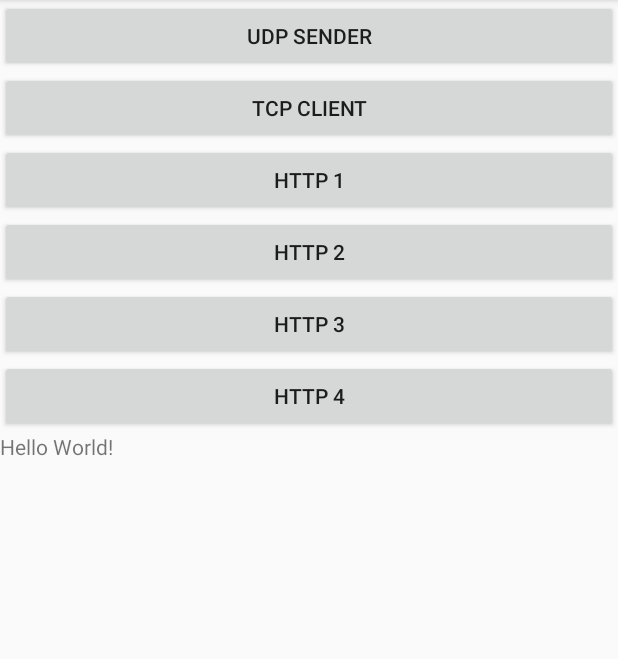
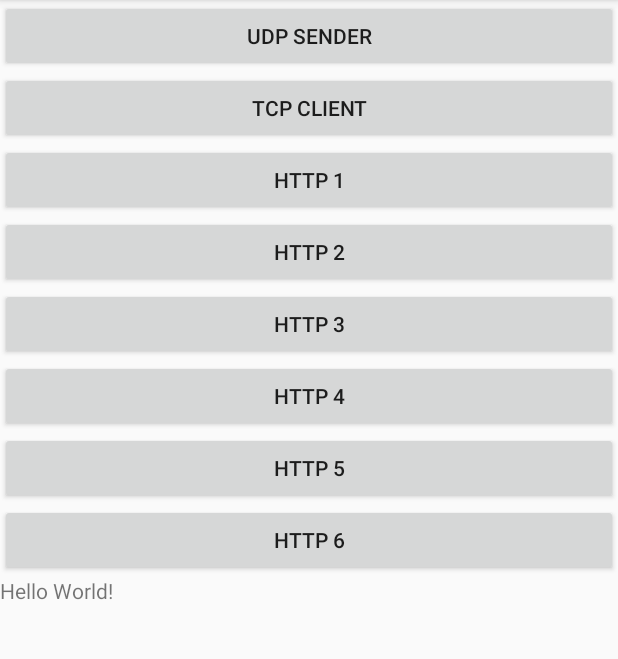
Before and after one commit to shiauhubanban/Android12, an Android app: the screen it shows after launch (MainActivity), on a phone screen of 412 x 824 dp, the part 84-743 px from its top. Run offline under Robolectric (Android 15) with nearby library versions, the phone set to English and light mode, and no system bars.

Commit message:
v9 網路HTTP

```diff
--- a/app/src/main/res/layout/activity_main.xml
+++ b/app/src/main/res/layout/activity_main.xml
@@ -41,6 +41,18 @@
         android:text="Http 4"
         android:onClick="test6"
         />
+    <Button
+        android:layout_width="match_parent"
+        android:layout_height="wrap_content"
+        android:text="Http 5"
+        android:onClick="test7"
+        />
+    <Button
+        android:layout_width="match_parent"
+        android:layout_height="wrap_content"
+        android:text="Http 6"
+        android:onClick="test8"
+        />
     <ImageView
         android:id="@+id/img"
         android:layout_width="wrap_content"
```
Also changed, not shown: app/src/main/java/com/org/iii/shine12/MainActivity.java (+16 -0 lines).
